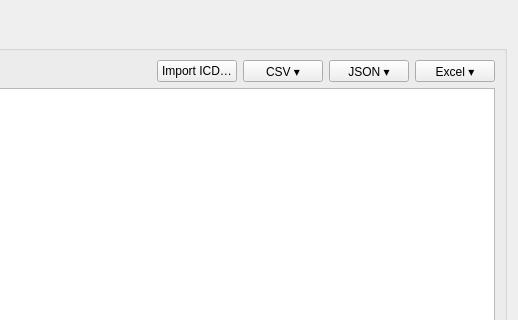
Above: app_simulator/forms/SimFieldConfigurationDialog.ui from rohityaduvxnshi/pcapfile before the change; both pictures show x 522 to 1040 and y 0 to 320 of the 1040 by 580 pixel window. Below: the same form after it.
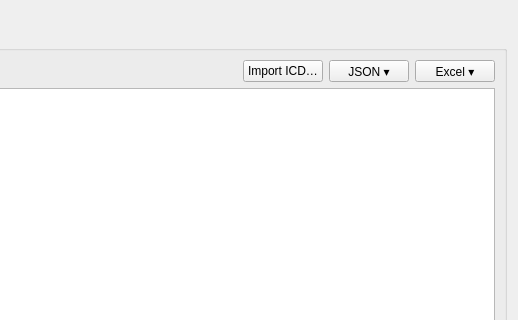
That is the form after the change.

```diff
--- a/app_simulator/forms/SimFieldConfigurationDialog.ui
+++ b/app_simulator/forms/SimFieldConfigurationDialog.ui
@@ -19,7 +19,6 @@
         <item><widget class="QPushButton" name="btnRemoveField"><property name="text"><string>Remove Field</string></property></widget></item>
         <item><spacer name="buttonStretch"><property name="orientation"><enum>Qt::Horizontal</enum></property><property name="sizeHint" stdset="0"><size><width>40</width><height>20</height></size></property></spacer></item>
         <item><widget class="QPushButton" name="btnImportIcd"><property name="toolTip"><string>Import fields from a Word .docx ICD into this message. You pick the table; its rows become fields here.</string></property><property name="text"><string>Import ICD…</string></property></widget></item>
-        <item><widget class="QToolButton" name="btnCsvMenu"><property name="toolTip"><string>CSV operations: Import, Export, Template. The Value column (the value to transmit) is included.</string></property><property name="text"><string>CSV ▾</string></property><property name="popupMode"><enum>QToolButton::InstantPopup</enum></property><property name="minimumSize"><size><width>80</width><height>0</height></size></property></widget></item>
         <item><widget class="QToolButton" name="btnJsonMenu"><property name="toolTip"><string>JSON operations: Import, Export. Field lists exported from the parser app (Universal Wireshark Log Reader) can be imported too.</string></property><property name="text"><string>JSON ▾</string></property><property name="popupMode"><enum>QToolButton::InstantPopup</enum></property><property name="minimumSize"><size><width>80</width><height>0</height></size></property></widget></item>
         <item><widget class="QToolButton" name="btnExcelMenu"><property name="toolTip"><string>Excel (.xlsx) operations: Import, Export. Same columns as CSV (the Value column is included); bit decoders are not carried in the spreadsheet.</string></property><property name="text"><string>Excel ▾</string></property><property name="popupMode"><enum>QToolButton::InstantPopup</enum></property><property name="minimumSize"><size><width>80</width><height>0</height></size></property></widget></item>
        </layout>
```
